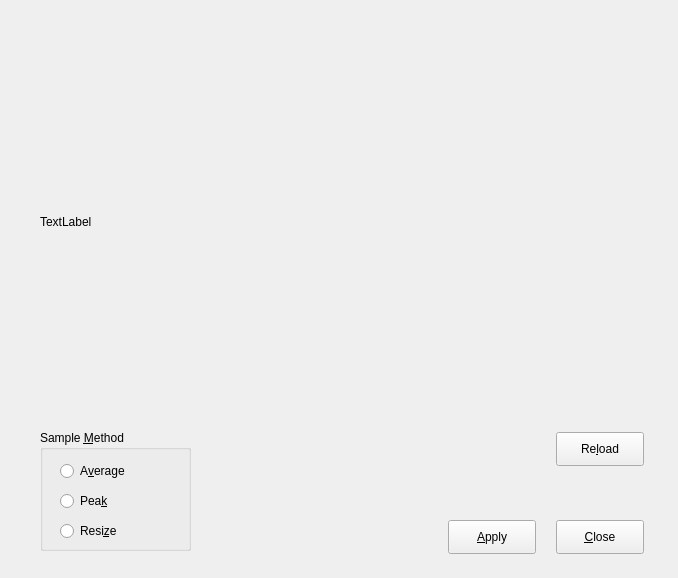
The window that mainwindow.ui (phobi4n/Huen) describes before a commit, drawn with Qt 5.
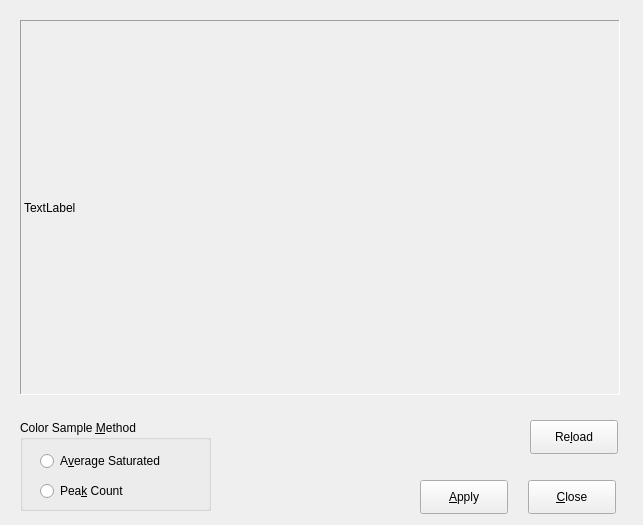
The same window after the commit.

Commit message: Major reworking. Drop resize. Add saturation.

Diff of the .ui file:
```diff
--- a/mainwindow.ui
+++ b/mainwindow.ui
@@ -6,8 +6,8 @@
    <rect>
     <x>0</x>
     <y>0</y>
-    <width>678</width>
-    <height>578</height>
+    <width>643</width>
+    <height>525</height>
    </rect>
   </property>
   <property name="windowTitle">
@@ -17,8 +17,8 @@
    <widget class="QPushButton" name="cancelButton">
     <property name="geometry">
      <rect>
-      <x>556</x>
-      <y>520</y>
+      <x>528</x>
+      <y>480</y>
       <width>88</width>
       <height>34</height>
      </rect>
@@ -30,14 +30,14 @@
    <widget class="QGroupBox" name="groupBox">
     <property name="geometry">
      <rect>
-      <x>40</x>
-      <y>430</y>
-      <width>151</width>
-      <height>121</height>
+      <x>20</x>
+      <y>420</y>
+      <width>191</width>
+      <height>91</height>
      </rect>
     </property>
     <property name="title">
-     <string>Sample &amp;Method</string>
+     <string>Color Sample &amp;Method</string>
     </property>
     <property name="flat">
      <bool>false</bool>
@@ -50,12 +50,12 @@
       <rect>
        <x>20</x>
        <y>30</y>
-       <width>105</width>
+       <width>151</width>
        <height>22</height>
       </rect>
      </property>
      <property name="text">
-      <string>A&amp;verage</string>
+      <string>A&amp;verage Saturated</string>
      </property>
     </widget>
     <widget class="QRadioButton" name="radioPeak">
@@ -68,32 +68,31 @@
       </rect>
      </property>
      <property name="text">
-      <string>Pea&amp;k</string>
-     </property>
-    </widget>
-    <widget class="QRadioButton" name="radioResize">
-     <property name="geometry">
-      <rect>
-       <x>20</x>
-       <y>90</y>
-       <width>105</width>
-       <height>22</height>
-      </rect>
-     </property>
-     <property name="text">
-      <string>Resi&amp;ze</string>
+      <string>Pea&amp;k Count</string>
      </property>
     </widget>
    </widget>
    <widget class="QLabel" name="label">
     <property name="geometry">
      <rect>
-      <x>40</x>
-      <y>34</y>
+      <x>20</x>
+      <y>20</y>
       <width>600</width>
       <height>375</height>
      </rect>
     </property>
+    <property name="frameShape">
+     <enum>QFrame::Panel</enum>
+    </property>
+    <property name="frameShadow">
+     <enum>QFrame::Sunken</enum>
+    </property>
+    <property name="lineWidth">
+     <number>1</number>
+    </property>
+    <property name="midLineWidth">
+     <number>0</number>
+    </property>
     <property name="text">
      <string>TextLabel</string>
     </property>
@@ -101,8 +100,8 @@
    <widget class="QPushButton" name="pushApply">
     <property name="geometry">
      <rect>
-      <x>448</x>
-      <y>520</y>
+      <x>420</x>
+      <y>480</y>
       <width>88</width>
       <height>34</height>
      </rect>
@@ -114,8 +113,8 @@
    <widget class="QPushButton" name="pushReload">
     <property name="geometry">
      <rect>
-      <x>556</x>
-      <y>432</y>
+      <x>530</x>
+      <y>420</y>
       <width>88</width>
       <height>34</height>
      </rect>
```
The commit also changes 8 other files.
